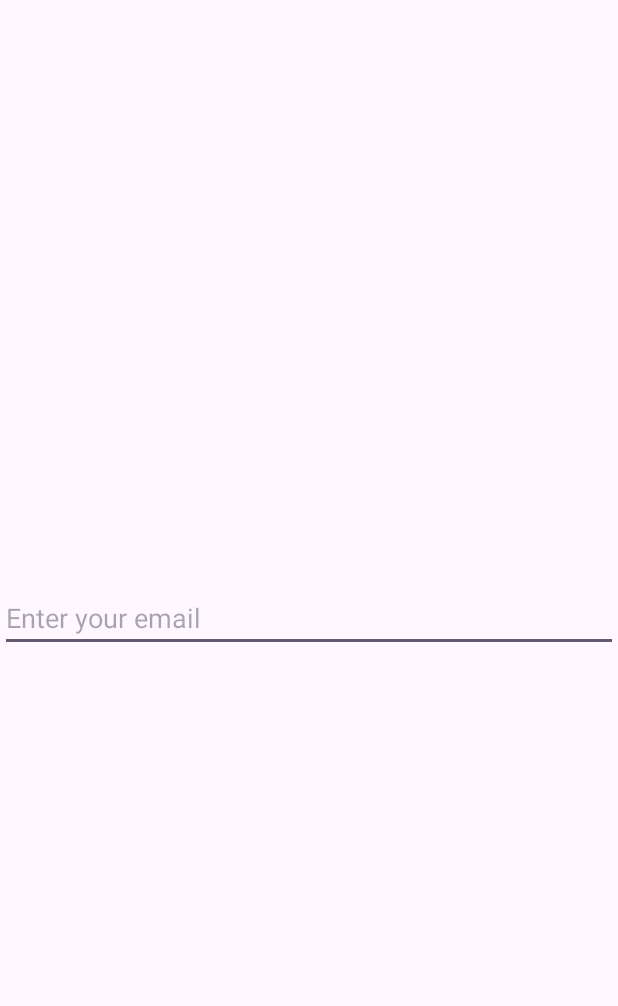
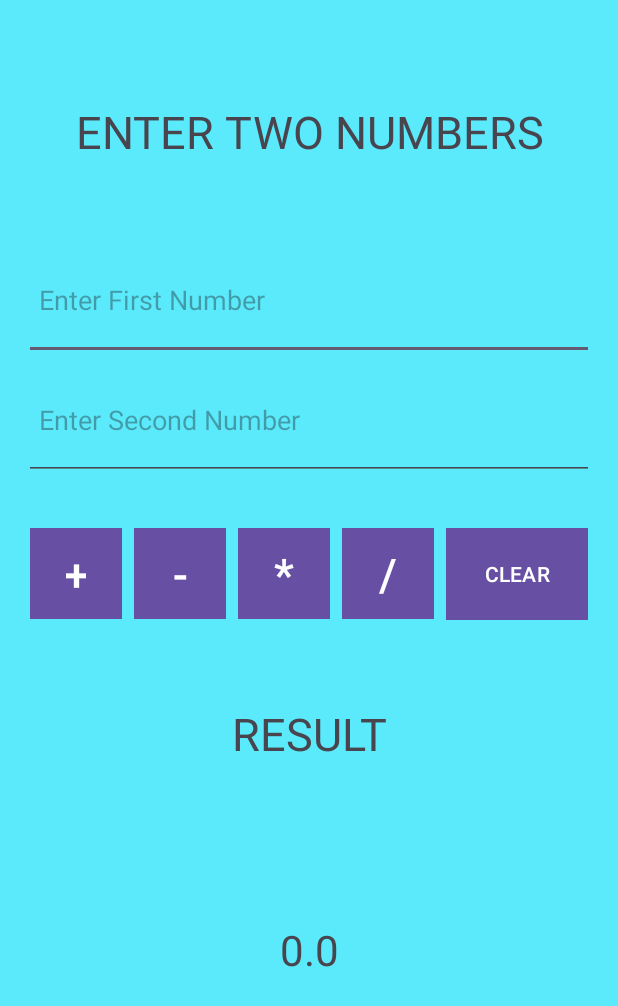
Before and after one commit to Mahmoud-Adel-Ali/Android_XML_Layout_Kotlin, an Android app: the screen it shows after launch (MainActivity), on a phone screen of 412 x 824 dp. Shown: the top 1006 px of the screen. Run offline under Robolectric (Android 15) with nearby library versions, the phone set to English and light mode, and no system bars.

Commit message:
Task Three UI [Done]

```diff
--- a/app/src/main/java/com/example/android_xml_layout_kotlin/MainActivity.kt
+++ b/app/src/main/java/com/example/android_xml_layout_kotlin/MainActivity.kt
@@ -13,9 +13,7 @@ class MainActivity : AppCompatActivity() {
     override fun onCreate(savedInstanceState: Bundle?) {
         super.onCreate(savedInstanceState)
         enableEdgeToEdge()
-        setContentView(R.layout.activity_main)
-
-
+        setContentView(R.layout.task_three)
 
     }
 }
--- a/app/src/main/res/layout/task_three.xml
+++ b/app/src/main/res/layout/task_three.xml
@@ -1,6 +1,119 @@
 <?xml version="1.0" encoding="utf-8"?>
 <RelativeLayout xmlns:android="http://schemas.android.com/apk/res/android"
     android:layout_width="match_parent"
-    android:layout_height="match_parent">
+    android:layout_height="match_parent"
+    android:background="#5AEAFB"
+    android:padding="16dp">
+
+    <!-- Title Text -->
+    <TextView
+        android:id="@+id/textView"
+        android:layout_width="match_parent"
+        android:layout_height="100dp"
+        android:layout_margin="22dp"
+        android:gravity="center"
+        android:text="@string/enter_two_numbers"
+        android:textSize="30sp" />
+
+    <!-- Input Fields -->
+    <EditText
+        android:id="@+id/firstNum"
+        android:layout_width="match_parent"
+        android:layout_height="80dp"
+        android:layout_below="@id/textView"
+        android:hint="@string/enter_first_number"
+        android:inputType="number"
+        android:padding="10dp"
+        android:autofillHints="" />
+
+    <EditText
+        android:id="@+id/secondNum"
+        android:layout_width="match_parent"
+        android:layout_height="80dp"
+        android:layout_below="@id/firstNum"
+        android:hint="@string/enter_second_number"
+        android:inputType="number"
+        android:padding="10dp"
+        android:autofillHints="" />
+
+    <!-- Operation Buttons -->
+    <RelativeLayout
+        android:id="@+id/buttons"
+        android:layout_width="match_parent"
+        android:layout_height="wrap_content"
+        android:layout_below="@id/secondNum"
+        android:layout_marginTop="28dp">
+
+        <Button
+            android:id="@+id/addButton"
+            android:layout_width="61dp"
+            android:layout_height="wrap_content"
+            android:layout_alignParentStart="true"
+            android:layout_margin="4dp"
+            android:text="@string/add"
+            android:background="@color/button"
+            android:textSize="30sp" />
+
+        <Button
+            android:id="@+id/subButton"
+            android:layout_width="61dp"
+            android:layout_height="wrap_content"
+            android:layout_margin="4dp"
+            android:layout_toEndOf="@id/addButton"
+            android:text="@string/sub"
+            android:background="@color/button"
+            android:textSize="30sp" />
+
+        <Button
+            android:id="@+id/multiplyButton"
+            android:layout_width="61dp"
+            android:layout_height="wrap_content"
+            android:layout_margin="4dp"
+            android:layout_toEndOf="@id/subButton"
+            android:text="@string/multiply"
+            android:background="@color/button"
+            android:textSize="30sp" />
+
+        <Button
+            android:id="@+id/divideButton"
+            android:layout_width="61dp"
+            android:layout_height="wrap_content"
+            android:layout_margin="4dp"
+            android:layout_toEndOf="@id/multiplyButton"
+            android:text="@string/divide"
+            android:background="@color/button"
+            android:textSize="30sp" />
+
+        <Button
+            android:id="@+id/clear"
+            android:layout_width="110dp"
+            android:layout_height="61dp"
+            android:layout_margin="4dp"
+            android:layout_toEndOf="@id/divideButton"
+            android:text="@string/clear"
+            android:background="@color/button"
+            android:textSize="14sp" />
+    </RelativeLayout>
+
+    <!-- Result Display -->
+    <TextView
+        android:id="@+id/result"
+        android:layout_width="match_parent"
+        android:layout_height="100dp"
+        android:layout_below="@id/buttons"
+        android:layout_margin="22dp"
+        android:gravity="center"
+        android:text="@string/result"
+        android:textSize="30sp" />
+
+    <TextView
+        android:id="@+id/answer"
+        android:layout_width="match_parent"
+        android:layout_height="100dp"
+        android:layout_below="@id/result"
+        android:layout_margin="22dp"
+        android:gravity="center"
+        android:text="0.0"
+        android:textSize="28sp" />
 
 </RelativeLayout>
--- a/app/src/main/res/values/colors.xml
+++ b/app/src/main/res/values/colors.xml
@@ -8,4 +8,5 @@
     <color name="gray">#6A6A6A</color>
     <color name="lightGray">#E6E6E6</color>
     <color name="blue">#0024FF</color>
+    <color name="button">#00646F</color>
 </resources>
--- a/app/src/main/res/values/strings.xml
+++ b/app/src/main/res/values/strings.xml
@@ -10,4 +10,13 @@
     <string name="or">OR</string>
     <string name="need_an_account_sign_up">Need an account? SIGN UP</string>
     <string name="todo">TODO</string>
+    <string name="enter_two_numbers">ENTER TWO NUMBERS</string>
+    <string name="enter_first_number">Enter First Number</string>
+    <string name="enter_second_number">Enter Second Number</string>
+    <string name="add">+</string>
+    <string name="sub">-</string>
+    <string name="multiply">*</string>
+    <string name="divide">/</string>
+    <string name="clear">CLEAR</string>
+    <string name="result">RESULT</string>
 </resources>
```
